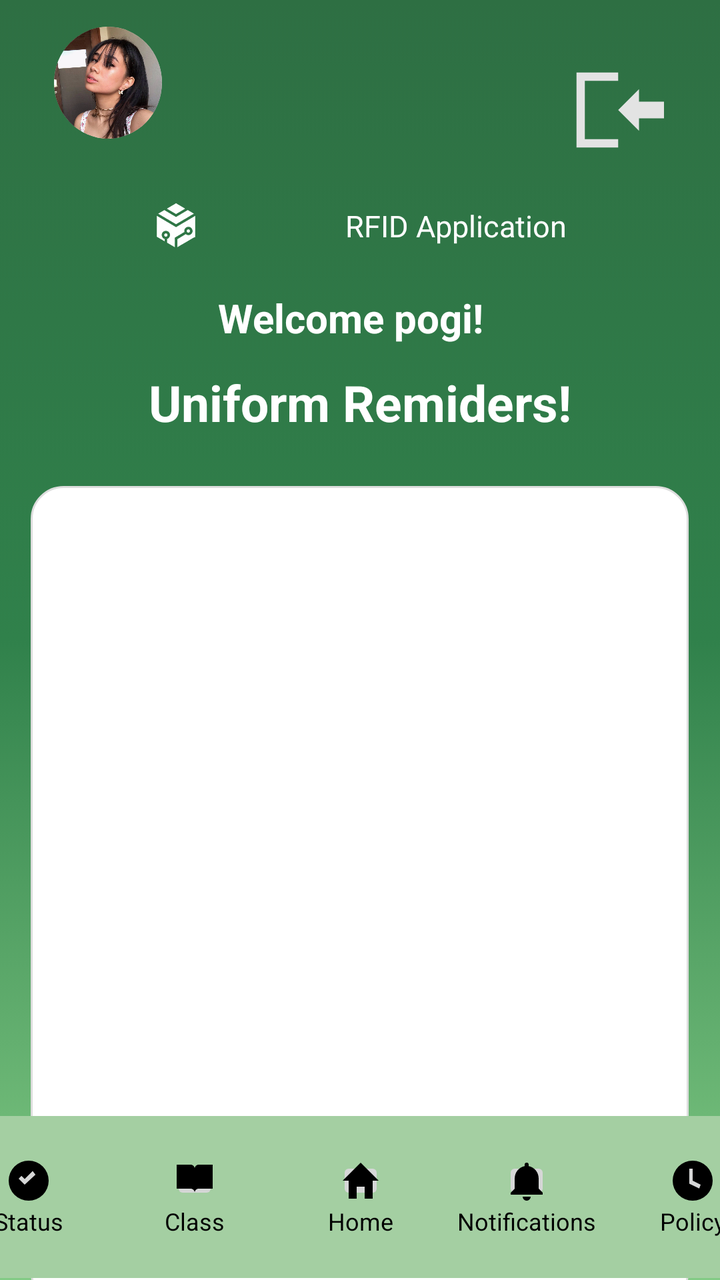
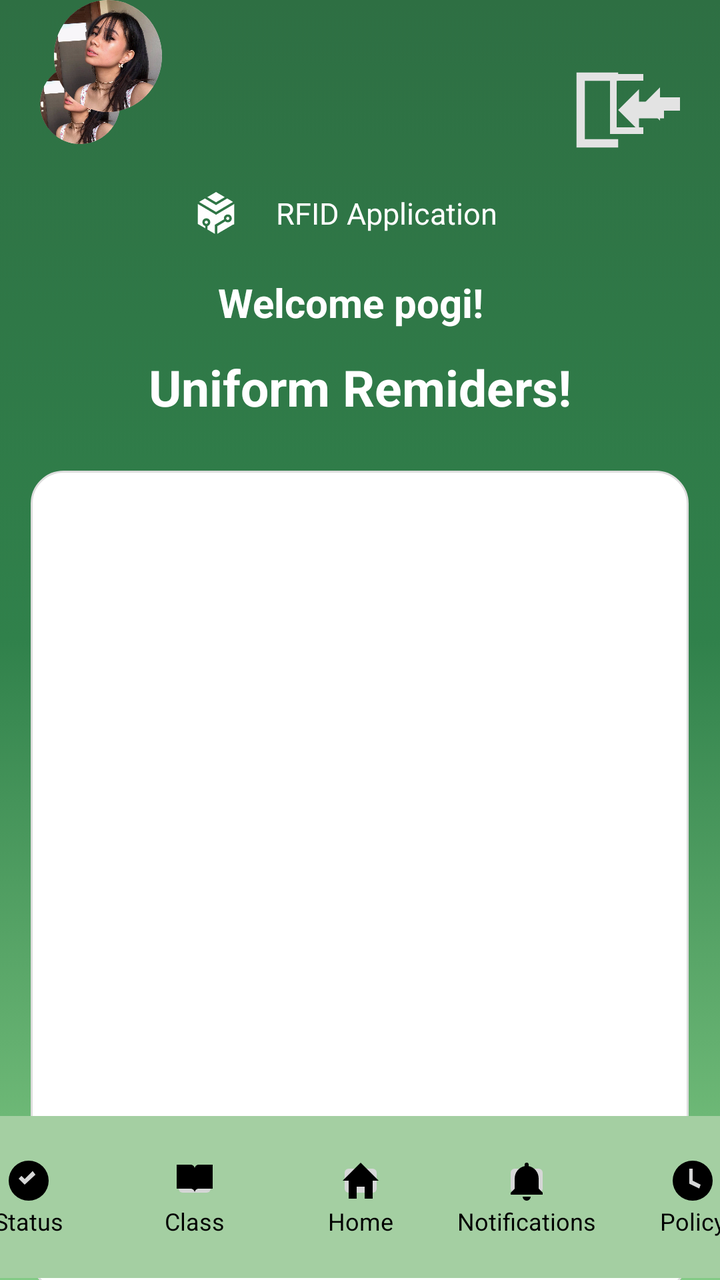

Compare the two renders of this Android layout. The source of the first and the diff that turns it into the second are given below.
<!-- AndroidManifest.xml: application theme Theme.RFID -->
<!-- res/layout/activity_home_page.xml -->
<?xml version="1.0" encoding="utf-8"?>
<androidx.constraintlayout.widget.ConstraintLayout xmlns:android="http://schemas.android.com/apk/res/android"
    xmlns:app="http://schemas.android.com/apk/res-auto"
    xmlns:tools="http://schemas.android.com/tools"
    android:id="@+id/main"
    android:layout_width="match_parent"
    android:layout_height="match_parent"
    android:background="@drawable/gradient_background"
    tools:context=".main_app.homePage">


    <LinearLayout
        android:id="@+id/linearLayout8"
        android:layout_width="300dp"
        android:layout_height="63dp"
        android:gravity="center"
        android:orientation="horizontal"
        android:paddingStart="20dp"
        app:layout_constraintBottom_toBottomOf="parent"
        app:layout_constraintEnd_toEndOf="parent"
        app:layout_constraintHorizontal_bias="0.385"
        app:layout_constraintStart_toStartOf="parent"
        app:layout_constraintTop_toTopOf="parent"
        app:layout_constraintVertical_bias="0.141">

        <ImageView
            android:id="@+id/imageView3"
            android:layout_width="150dp"
            android:layout_height="wrap_content"
            android:layout_weight="1"
            app:srcCompat="@drawable/signin_logo" />

        <TextView
            android:id="@+id/textView16"
            android:layout_width="250dp"
            android:layout_height="wrap_content"
            android:layout_weight="1"
            android:gravity="center"
            android:paddingStart="-80dp"
            android:text="RFID Application"
            android:textColor="@color/white"
            android:textSize="15sp" />
    </LinearLayout>

    <TextView
        android:id="@+id/textView29"
        android:layout_width="138dp"
        android:layout_height="27dp"
        android:layout_marginStart="155dp"
        android:layout_marginTop="1dp"
        android:layout_marginEnd="155dp"
        android:text="Welcome pogi!"
        android:textColor="@color/white"
        android:textSize="20sp"
        android:textStyle="bold"
        app:layout_constraintEnd_toEndOf="parent"
        app:layout_constraintHorizontal_bias="0.523"
        app:layout_constraintStart_toStartOf="parent"
        app:layout_constraintTop_toBottomOf="@+id/linearLayout8" />

    <TextView
        android:id="@+id/textView30"
        android:layout_width="wrap_content"
        android:layout_height="wrap_content"
        android:layout_marginTop="12dp"
        android:text="Uniform Remiders!"
        android:textColor="@color/white"
        android:textSize="25sp"
        android:textStyle="bold"
        app:layout_constraintEnd_toEndOf="parent"
        app:layout_constraintStart_toStartOf="parent"
        app:layout_constraintTop_toBottomOf="@+id/textView29" />

    <LinearLayout
        android:id="@+id/linearLayout9"
        android:layout_width="329dp"
        android:layout_height="410dp"
        android:layout_marginTop="25dp"
        android:background="@drawable/form"
        android:orientation="vertical"
        app:layout_constraintBottom_toBottomOf="parent"
        app:layout_constraintEnd_toEndOf="parent"
        app:layout_constraintHorizontal_bias="0.492"
        app:layout_constraintStart_toStartOf="parent"
        app:layout_constraintTop_toBottomOf="@+id/textView30"
        app:layout_constraintVertical_bias="0.0">

        <ImageSwitcher
            android:id="@+id/carouselSwitcher"
            android:layout_width="match_parent"
            android:layout_height="match_parent"
            android:padding="10dp" />
    </LinearLayout>

    <FrameLayout
        android:id="@+id/fragment_container"
        android:layout_width="match_parent"
        android:layout_height="match_parent"
        app:layout_constraintBottom_toTopOf="@+id/bottom_nav"
        app:layout_constraintStart_toStartOf="parent"
        app:layout_constraintEnd_toEndOf="parent"/>

    <LinearLayout
        android:id="@+id/bottom_nav"
        android:layout_width="427dp"
        android:layout_height="81dp"
        android:layout_marginStart="1dp"
        android:layout_marginEnd="1dp"
        android:background="#A4CFA2"
        android:orientation="horizontal"
        android:padding="6dp"
        android:weightSum="5"
        app:layout_constraintBottom_toBottomOf="parent"
        app:layout_constraintEnd_toEndOf="parent"
        app:layout_constraintStart_toStartOf="parent"
        app:layout_constraintTop_toTopOf="parent"
        app:layout_constraintVertical_bias="0.998">

        <LinearLayout
            android:layout_width="0dp"
            android:layout_height="match_parent"
            android:layout_weight="1"
            android:gravity="center"
            android:orientation="vertical">

            <ImageButton
                android:id="@+id/stats"
                android:layout_width="24dp"
                android:layout_height="24dp"
                android:src="@drawable/ic_status" />

            <TextView
                android:layout_width="wrap_content"
                android:layout_height="wrap_content"
                android:text="Status"
                android:textColor="#000000"
                android:textSize="12sp" />
        </LinearLayout>

        <LinearLayout
            android:layout_width="0dp"
            android:layout_height="match_parent"
            android:layout_weight="1"
            android:gravity="center"
            android:orientation="vertical">

            <ImageButton
                android:id="@+id/btn_class"
                android:layout_width="24dp"
                android:layout_height="24dp"
                android:src="@drawable/ic_class" />

            <TextView
                android:layout_width="wrap_content"
                android:layout_height="wrap_content"
                android:text="Class"
                android:textColor="#000000"
                android:textSize="12sp" />
        </LinearLayout>

        <LinearLayout
            android:layout_width="0dp"
            android:layout_height="match_parent"
            android:layout_weight="1"
            android:gravity="center"
            android:orientation="vertical">

            <ImageButton
                android:id="@+id/btn_home"
                android:layout_width="24dp"
                android:layout_height="24dp"
                android:src="@drawable/ic_home" />

            <TextView
                android:layout_width="wrap_content"
                android:layout_height="wrap_content"
                android:text="Home"
                android:textColor="#000000"
                android:textSize="12sp" />
        </LinearLayout>

        <LinearLayout
            android:layout_width="0dp"
            android:layout_height="match_parent"
            android:layout_weight="1"
            android:gravity="center"
            android:orientation="vertical">

            <ImageButton
                android:id="@+id/btn_notif"
                android:layout_width="24dp"
                android:layout_height="24dp"
                android:src="@drawable/ic_notifications" />

            <TextView
                android:layout_width="wrap_content"
                android:layout_height="wrap_content"
                android:text="Notifications"
                android:textColor="#000000"
                android:textSize="12sp" />
        </LinearLayout>

        <LinearLayout
            android:layout_width="0dp"
            android:layout_height="match_parent"
            android:layout_weight="1"
            android:gravity="center"
            android:orientation="vertical">

            <ImageButton
                android:id="@+id/btn_policy"
                android:layout_width="24dp"
                android:layout_height="24dp"
                android:src="@drawable/ic_policy" />

            <TextView
                android:layout_width="wrap_content"
                android:layout_height="wrap_content"
                android:text="Policy"
                android:textColor="#000000"
                android:textSize="12sp" />
        </LinearLayout>

    </LinearLayout>

    <ImageView
        android:id="@+id/imageView7"
        android:layout_width="54dp"
        android:layout_height="56dp"
        android:layout_marginBottom="12dp"
        android:background="@drawable/circle_mask"
        android:clipToOutline="true"
        android:scaleType="centerCrop"
        android:src="@drawable/nikki"
        app:layout_constraintBottom_toTopOf="@+id/linearLayout8"
        app:layout_constraintEnd_toEndOf="parent"
        app:layout_constraintHorizontal_bias="0.088"
        app:layout_constraintStart_toStartOf="parent"
        app:layout_constraintTop_toTopOf="parent"
        app:layout_constraintVertical_bias="1.0" />

    <ImageButton
        android:id="@+id/imagebtn_logout"
        android:layout_width="50dp"
        android:layout_height="50dp"
        android:layout_marginEnd="28dp"
        android:background="@android:color/transparent"
        android:padding="0dp"
        android:scaleType="fitCenter"
        app:layout_constraintBottom_toBottomOf="parent"
        app:layout_constraintEnd_toEndOf="parent"
        app:layout_constraintTop_toTopOf="parent"
        app:layout_constraintVertical_bias="0.051"
        app:srcCompat="@drawable/logout_icon" />


</androidx.constraintlayout.widget.ConstraintLayout>
<!-- resources referenced by this layout -->
<resources>
  <color name="white">#FFFFFFFF</color>
  <!-- drawable circle_mask (drawable) -->
  <shape xmlns:android="http://schemas.android.com/apk/res/android"
          android:shape="oval">
          <solid android:color="#ffffff"/>
  </shape>
  <!-- drawable form (drawable) -->
  <?xml version="1.0" encoding="utf-8"?>
  <selector xmlns:android="http://schemas.android.com/apk/res/android">
      <item>
      <shape>
          <solid android:color="#FFFFFF" />
          <corners android:radius="16dp" />
          <stroke
              android:width="1dp"
              android:color="#DDDDDD" />
      </shape>
      </item>
  
  </selector>
  <!-- drawable gradient_background (drawable) -->
  <?xml version="1.0" encoding="utf-8"?>
  <selector xmlns:android="http://schemas.android.com/apk/res/android">
      <item>
          <shape>
              <gradient
                  android:angle="15"
                  android:startColor="#2E6F43"
                  android:centerColor="#30814B"
                  android:endColor="#82CB85"
                  android:type="linear"
                  />
          </shape>
      </item>
  
  </selector>
  <!-- drawable ic_class (drawable) -->
  <vector xmlns:android="http://schemas.android.com/apk/res/android"
      android:width="24dp"
      android:height="24dp"
      android:viewportWidth="24"
      android:viewportHeight="24">
      <path
          android:fillColor="#000"
          android:pathData="M3,4h7c1.1,0 2,0.9 2,2v12c0,-1.1 -0.9,-2 -2,-2H3V4zM21,4h-7c-1.1,0 -2,0.9 -2,2v12c0,-1.1 0.9,-2 2,-2h7V4z"/>
  </vector>
  <!-- drawable ic_home (drawable) -->
  <vector xmlns:android="http://schemas.android.com/apk/res/android"
      android:width="24dp"
      android:height="24dp"
      android:viewportWidth="24"
      android:viewportHeight="24">
      <path
          android:fillColor="#000"
          android:pathData="M12,3l9,9h-3v9h-4v-6H10v6H6v-9H3z"/>
  </vector>
  <!-- drawable ic_notifications (drawable) -->
  <vector xmlns:android="http://schemas.android.com/apk/res/android"
      android:width="24dp"
      android:height="24dp"
      android:viewportWidth="24"
      android:viewportHeight="24">
      <path
          android:fillColor="#000"
          android:pathData="M12,22a2,2 0 0 0 2,-2h-4a2,2 0 0 0 2,2zM18,16v-5c0,-3.1 -2,-5.6 -5,-6.3v-0.7a1,1 0 1 0 -2,0v0.7c-3,0.7 -5,3.2 -5,6.3v5l-2,2v1h16v-1l-2,-2z"/>
  </vector>
  <!-- drawable ic_policy (drawable) -->
  <vector xmlns:android="http://schemas.android.com/apk/res/android"
      android:width="24dp"
      android:height="24dp"
      android:viewportWidth="24"
      android:viewportHeight="24">
      <path
          android:fillColor="#000"
          android:pathData="M12,2A10,10 0 1 0 22,12A10,10 0 0 0 12,2zM12,6v6l4,2l-0.7,1.9l-5,-2.4V6h1.7z"/>
      <path
          android:fillColor="#000"
          android:pathData="M6,12l-2,-2v4z"/>
  </vector>
  <!-- drawable ic_status (drawable) -->
  <vector xmlns:android="http://schemas.android.com/apk/res/android"
      android:width="24dp"
      android:height="24dp"
      android:viewportWidth="24"
      android:viewportHeight="24">
      <path
          android:fillColor="#000000"
          android:pathData="M12,2A10,10 0 1 0 22,12A10,10 0 0 0 12,2zM10,14l-3,-3l1.4,-1.4l1.6,1.6l4,-4L15.4,9z" />
  </vector>
  <!-- drawable logout_icon (drawable) -->
  <vector xmlns:android="http://schemas.android.com/apk/res/android"
      android:width="24dp"
      android:height="24dp"
      android:viewportWidth="24"
      android:viewportHeight="24">
  
      <path
          android:fillColor="#e3e3e3"
          android:pathData="M3,3h10v2H5v14h8v2H3V3z" />
  
      <path
          android:fillColor="#e3e3e3"
          android:pathData="M13,12l5,-5v3h6v4h-6v3l-5,-5z" />
  </vector>
  <!-- drawable nikki: jpg bitmap (drawable, 121197 bytes) -->
  <!-- drawable signin_logo: png bitmap (drawable, 47190 bytes) -->
  <style name="Theme.RFID" parent="Base.Theme.RFID" />
  <style name="Base.Theme.RFID" parent="Theme.AppCompat.Light.NoActionBar">
          
          
      </style>
</resources>

<!-- the commit's change to res/layout/activity_home_page.xml (unified diff, before → after) -->
@@ -8,39 +8,70 @@
     android:background="@drawable/gradient_background"
     tools:context=".main_app.homePage">
 
-
-    <LinearLayout
-        android:id="@+id/linearLayout8"
-        android:layout_width="300dp"
-        android:layout_height="63dp"
-        android:gravity="center"
-        android:orientation="horizontal"
+    <androidx.constraintlayout.widget.Guideline
+        android:id="@+id/guideTop"
+        android:layout_width="wrap_content"
+        android:layout_height="wrap_content"
+        android:orientation="horizontal"
+        app:layout_constraintGuide_percent="0.05" />
+
+    <androidx.constraintlayout.widget.Guideline
+        android:id="@+id/guideMiddle"
+        android:layout_width="wrap_content"
+        android:layout_height="wrap_content"
+        android:orientation="horizontal"
+        app:layout_constraintGuide_percent="0.12" />
+
+    <androidx.constraintlayout.widget.Guideline
+        android:id="@+id/guideBottom"
+        android:layout_width="wrap_content"
+        android:layout_height="wrap_content"
+        android:orientation="horizontal"
+        app:layout_constraintGuide_percent="0.85" />
+
+    <androidx.constraintlayout.widget.ConstraintLayout
+        android:id="@+id/headerContainer"
+        android:layout_width="0dp"
+        android:layout_height="wrap_content"
         android:paddingStart="20dp"
-        app:layout_constraintBottom_toBottomOf="parent"
-        app:layout_constraintEnd_toEndOf="parent"
-        app:layout_constraintHorizontal_bias="0.385"
-        app:layout_constraintStart_toStartOf="parent"
-        app:layout_constraintTop_toTopOf="parent"
-        app:layout_constraintVertical_bias="0.141">
+        android:paddingEnd="20dp"
+        app:layout_constraintTop_toBottomOf="@id/guideTop"
+        app:layout_constraintStart_toStartOf="parent"
+        app:layout_constraintEnd_toEndOf="parent">
 
         <ImageView
-            android:id="@+id/imageView3"
-            android:layout_width="150dp"
-            android:layout_height="wrap_content"
-            android:layout_weight="1"
-            app:srcCompat="@drawable/signin_logo" />
-
-        <TextView
-            android:id="@+id/textView16"
-            android:layout_width="250dp"
-            android:layout_height="wrap_content"
-            android:layout_weight="1"
-            android:gravity="center"
-            android:paddingStart="-80dp"
-            android:text="RFID Application"
-            android:textColor="@color/white"
-            android:textSize="15sp" />
-    </LinearLayout>
+            android:id="@+id/imgProfile"
+            android:layout_width="40dp"
+            android:layout_height="40dp"
+            android:background="@drawable/circle_mask"
+            android:src="@drawable/nikki"
+            android:clipToOutline="true"
+            android:scaleType="centerCrop"
+            app:layout_constraintBottom_toBottomOf="parent"
+            app:layout_constraintStart_toStartOf="parent"
+            app:layout_constraintTop_toTopOf="parent"/>
+
+        <ImageButton
+            android:id="@+id/imagebtn_logout"
+            android:layout_width="40dp"
+            android:layout_height="40dp"
+            android:background="@android:color/transparent"
+            android:scaleType="fitCenter"
+            android:src="@drawable/logout_icon"
+            app:layout_constraintEnd_toEndOf="parent"
+            app:layout_constraintTop_toTopOf="@id/imgProfile"
+            app:layout_constraintBottom_toBottomOf="@id/imgProfile"/>
+
+    </androidx.constraintlayout.widget.ConstraintLayout>
+
+    <include
+        android:id="@+id/rfidApplication"
+        layout="@layout/component_logo"
+        android:layout_height="60dp"
+        android:layout_width="match_parent"
+        app:layout_constraintStart_toStartOf="parent"
+        app:layout_constraintEnd_toEndOf="parent"
+        app:layout_constraintTop_toBottomOf="@id/guideMiddle" />
 
     <TextView
         android:id="@+id/textView29"
@@ -56,7 +87,7 @@
         app:layout_constraintEnd_toEndOf="parent"
         app:layout_constraintHorizontal_bias="0.523"
         app:layout_constraintStart_toStartOf="parent"
-        app:layout_constraintTop_toBottomOf="@+id/linearLayout8" />
+        app:layout_constraintTop_toBottomOf="@+id/rfidApplication" />
 
     <TextView
         android:id="@+id/textView30"
@@ -255,3 +286,42 @@
 
 
 </androidx.constraintlayout.widget.ConstraintLayout>
+<!-- res/layout/component_logo.xml (included above) -->
+<androidx.constraintlayout.widget.ConstraintLayout
+    xmlns:android="http://schemas.android.com/apk/res/android"
+    xmlns:tools="http://schemas.android.com/tools"
+    xmlns:app="http://schemas.android.com/apk/res-auto"
+    android:layout_width="match_parent"
+    android:layout_height="60dp"
+    android:id="@+id/rfidApplication">
+
+    <LinearLayout
+        android:orientation="horizontal"
+        android:layout_width="0dp"
+        android:layout_height="wrap_content"
+        android:gravity="center"
+        android:paddingEnd="33dp"
+        app:layout_constraintStart_toStartOf="parent"
+        app:layout_constraintEnd_toEndOf="parent"
+        app:layout_constraintTop_toTopOf="parent">
+
+        <ImageView
+            android:id="@+id/imgLogo"
+            android:layout_width="60dp"
+            android:layout_height="wrap_content"
+            android:maxHeight="60dp"
+            app:srcCompat="@drawable/signin_logo"
+            tools:ignore="ContentDescription,RtlSymmetry" />
+
+        <TextView
+            android:id="@+id/txtRFIDApplication"
+            android:layout_width="wrap_content"
+            android:layout_height="wrap_content"
+            android:text="RFID Application"
+            android:textColor="@color/white"
+            android:textSize="15sp"
+            tools:ignore="HardcodedText,TextContrastCheck" />
+
+    </LinearLayout>
+
+</androidx.constraintlayout.widget.ConstraintLayout>
